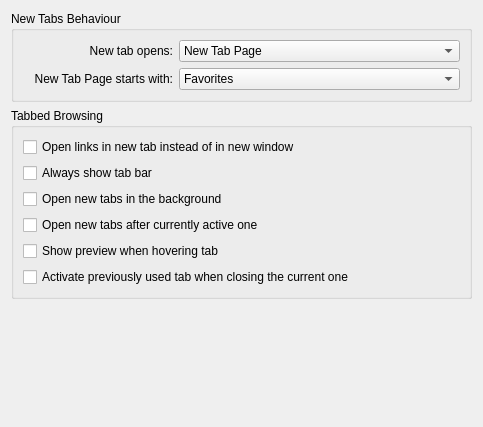
This is src/settings/settings_tabs.ui in KDE/rekonq as Qt 5 draws it before an edit. The edited form follows.
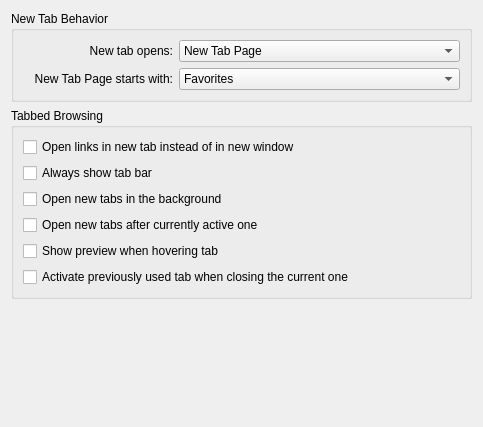
This is the edited form. Custom widgets are drawn as their Qt base class.

Commit message: i18n fixes Andrew Coles's patch. Thanks :)

Patch:
```diff
--- a/src/settings/settings_tabs.ui
+++ b/src/settings/settings_tabs.ui
@@ -17,7 +17,7 @@
    <item>
     <widget class="QGroupBox" name="groupBox_3">
      <property name="title">
-      <string>New Tabs Behaviour</string>
+      <string>New Tab Behavior</string>
      </property>
      <layout class="QFormLayout" name="formLayout">
       <item row="0" column="0">
```
The commit also changes 2 other files.
